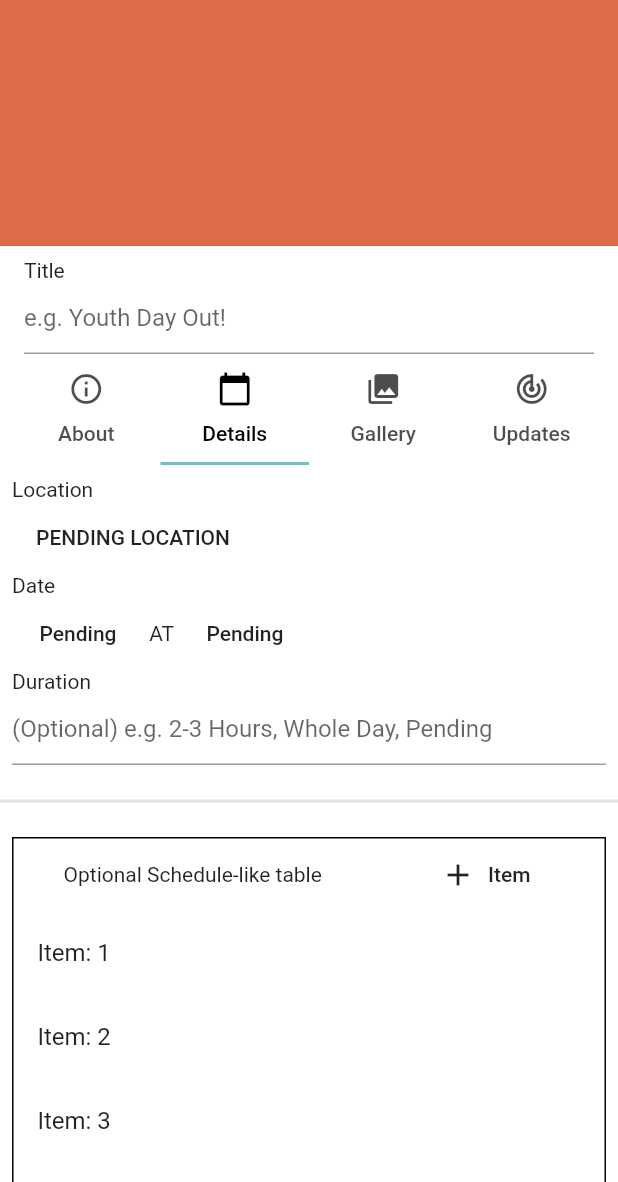
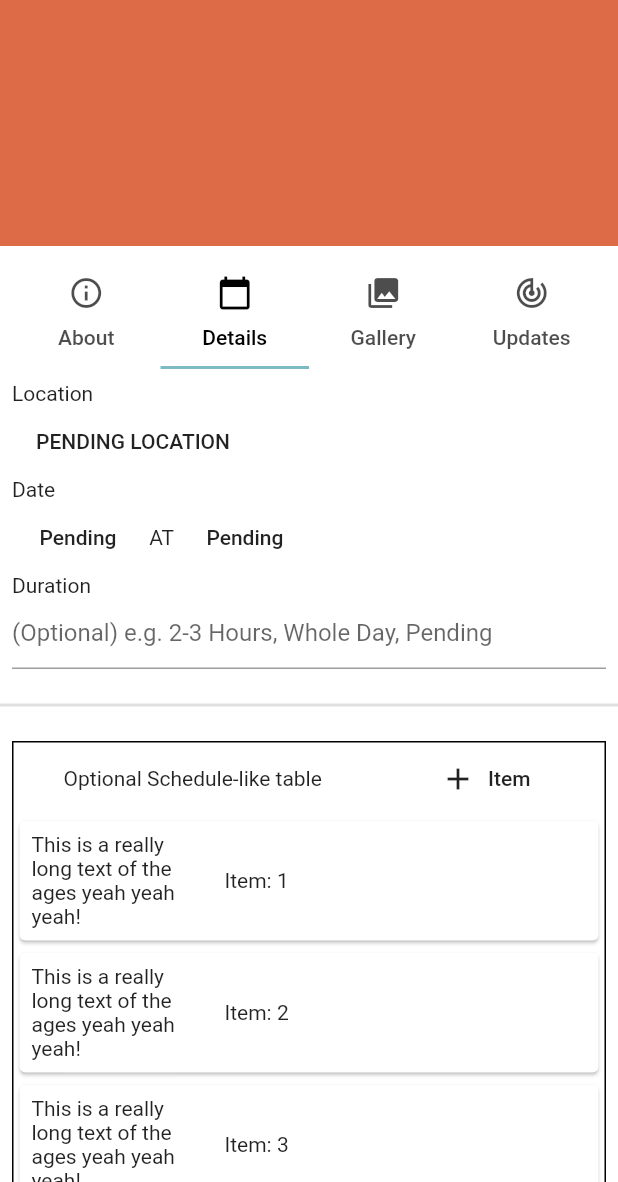
Before and after one commit to DeigoC/CTRIM-App, a Flutter app: the AddEventPage screen opened by its route, tab 2 chosen, on a phone screen of 412 x 824 dp, the part 54-1236 px from its top. Run offline on Flutter 3.47's test engine with Material 2 defaults, Android fonts, the phone set to English and light mode, and no system bars; our stand-ins replace bloc, equatable, file_picker, flutter_bloc; missing offline and left inert: quill_delta, zefyr.

Commit message:
Going to clean up so far

```diff
--- a/lib/App.dart
+++ b/lib/App.dart
@@ -1,5 +1,6 @@
 import 'package:ctrim_app_v1/blocs/EventBloc/event_bloc.dart';
 import 'package:ctrim_app_v1/screens/HomePage.dart';
+import 'package:ctrim_app_v1/screens/events/EventBodyEditor.dart';
 import 'package:ctrim_app_v1/screens/events/ViewEventPage.dart';
 import 'package:ctrim_app_v1/screens/events/AddEventPage.dart';
 import 'package:ctrim_app_v1/screens/gallery/AddFiles.dart';
@@ -23,6 +24,7 @@ import 'blocs/GalleryBloc/gallery_bloc.dart';
 const HomeRoute ='/';
 const ViewEventRoute ='/ViewEventPage';
 const AddEventRoute = '/AddEventPage';
+const EventBodyEditorRoute = '/EventBodyEditorRoute';
 
 const ViewImageVideoRoute = '/ViewImageVideo';
 const EditAlbumRoute = '/EditAlbum';
@@ -141,6 +143,9 @@ class _AppState extends State<App> {
 
         case AddGalleryFilesRoute: screen = AddGalleryFiles();
         break;
+
+        case EventBodyEditorRoute: screen = EventBodyEditor(arguments['eventBloc']);
+        break;
       }
       return MaterialPageRoute(builder: (context) => screen);
     };
--- a/lib/blocs/AppBloc/app_bloc.dart
+++ b/lib/blocs/AppBloc/app_bloc.dart
@@ -1,6 +1,7 @@
 import 'dart:async';
 
 import 'package:bloc/bloc.dart';
+import 'package:ctrim_app_v1/blocs/EventBloc/event_bloc.dart';
 import 'package:equatable/equatable.dart';
 import 'package:flutter/material.dart';
 import 'package:ctrim_app_v1/App.dart';
@@ -44,6 +45,7 @@ class AppBloc extends Bloc<AppEvent, AppState> {
     else if(event is ToSelectLocationForEvent) state.pushNamed(SelectLocationForEventRoute);
     else if(event is ToEditAlbum) state.pushNamed(EditAlbumRoute);
     else if(event is ToAddGalleryFile) state.pushNamed(AddGalleryFilesRoute);
+    else if(event is ToEventBodyEditor) state.pushNamed(EventBodyEditorRoute, arguments: {'eventBloc':event.eventBloc});
   }
 
   Stream<AppState> _mapTabEventToState(TabButtonClicked event) async*{
--- a/lib/blocs/AppBloc/app_event.dart
+++ b/lib/blocs/AppBloc/app_event.dart
@@ -26,6 +26,11 @@ class ToEditLocation extends NavigateToPageEvent{}
 class ToSelectLocationForEvent extends NavigateToPageEvent{}
 class ToEditAlbum extends NavigateToPageEvent{}
 class ToAddGalleryFile extends NavigateToPageEvent{}
+class ToEventBodyEditor extends NavigateToPageEvent{
+  final EventBloc eventBloc;
+  ToEventBodyEditor(this.eventBloc);
+}
+
 
 // * Settings Events
 class SettingsEvent extends AppEvent{}
--- a/lib/blocs/EventBloc/event_bloc.dart
+++ b/lib/blocs/EventBloc/event_bloc.dart
@@ -1,8 +1,10 @@
 import 'dart:async';
+import 'dart:convert';
 import 'package:bloc/bloc.dart';
 import 'package:equatable/equatable.dart';
 import 'package:flutter/material.dart';
-
+import 'package:quill_delta/quill_delta.dart';
+import 'package:zefyr/zefyr.dart';
 part 'event_event.dart';
 part 'event_state.dart';
 
@@ -31,6 +33,16 @@ class EventBloc extends Bloc<EventEvent, EventState> {
   String get eventTitle => _eventTitle;
   String get eventBody => _eventBody;
 
+  String eventBodyContent;
+  NotusDocument getEditorDoc(){
+    if(eventBodyContent == null){
+      List<dynamic> initialWords = [{"insert":"Start Editing\n"}];
+      return NotusDocument.fromJson(initialWords);
+    }
+    var jsonDecoded = jsonDecode(eventBodyContent);
+    return NotusDocument.fromJson(jsonDecoded);
+  }
+
   @override
   EventState get initialState => EventInitial();
 
@@ -52,6 +64,10 @@ class EventBloc extends Bloc<EventEvent, EventState> {
 
     else if(event is ScheduleTabEvent){
       yield* _mapScheduleTabEventsToState(event);
+    }
+
+    else if(event is SaveNewBodyDocumentEvent){
+      yield EventUpdateBodyState();
     }
   }
 
@@ -124,4 +140,6 @@ class EventBloc extends Bloc<EventEvent, EventState> {
       break;
     }
   }
+
+  Delta() {}
 }
--- a/lib/blocs/EventBloc/event_event.dart
+++ b/lib/blocs/EventBloc/event_event.dart
@@ -22,6 +22,8 @@ class DepartmentClickEvent extends EventEvent{
   DepartmentClickEvent(this.department, this.selected);
 }
 
+class SaveNewBodyDocumentEvent extends EventEvent{}
+
 // * Schedule Events
 class ScheduleTabEvent extends EventEvent{}
 class SelectEventDateEvent extends ScheduleTabEvent{}
--- a/lib/blocs/EventBloc/event_state.dart
+++ b/lib/blocs/EventBloc/event_state.dart
@@ -12,6 +12,8 @@ class EventInitial extends EventState {}
 class EventButtonChangeState extends EventState{}
 class EventEnableSaveButton extends EventButtonChangeState{}
 class EventDisableButton extends EventButtonChangeState{}
+
+class EventUpdateBodyState extends EventState{}
 
 // * Department Clicks
 class EventDepartmentClickState extends EventState{}
--- a/lib/screens/events/AddEventPage.dart
+++ b/lib/screens/events/AddEventPage.dart
@@ -2,7 +2,6 @@ import 'package:ctrim_app_v1/blocs/EventBloc/event_bloc.dart';
 import 'package:ctrim_app_v1/widgets/events/galleryTabBody.dart';
 import 'package:ctrim_app_v1/widgets/events/mainTabBody.dart';
 import 'package:ctrim_app_v1/widgets/events/scheduleTabBody.dart';
-import 'package:ctrim_app_v1/widgets/generic/MyTextField.dart';
 import 'package:flutter/material.dart';
 import 'package:flutter_bloc/flutter_bloc.dart';
 
@@ -15,7 +14,6 @@ class AddEventPage extends StatefulWidget {
 class _AddEventPageState extends State<AddEventPage> with SingleTickerProviderStateMixin {
 
   TabController _tabController;
-  TextEditingController  _tecTitle;
   Orientation _orientation;
 
   EventBloc _eventBloc;
@@ -24,14 +22,12 @@ class _AddEventPageState extends State<AddEventPage> with SingleTickerProviderSt
   void initState() {
     super.initState();
     _tabController = TabController(vsync: this, length: 4);
-    _tecTitle = TextEditingController();
     _eventBloc = EventBloc();
   }
 
   @override
   void dispose() {
     _tabController.dispose();
-    _tecTitle.dispose();
     _eventBloc.close();
     super.dispose();
   }
@@ -53,12 +49,6 @@ class _AddEventPageState extends State<AddEventPage> with SingleTickerProviderSt
               padding:  EdgeInsets.all(8.0),
               sliver: SliverList(
                 delegate: SliverChildListDelegate([
-                  MyTextField(
-                    label: 'Title',
-                    hint: 'e.g. Youth Day Out!',
-                    controller: _tecTitle,
-                    onTextChange: (newTitle) => _eventBloc.add(TextChangeEvent(title: newTitle)),
-                  ),
                   TabBar(
                     labelColor: Colors.black,
                     controller: _tabController,
--- a/lib/widgets/events/scheduleTabBody.dart
+++ b/lib/widgets/events/scheduleTabBody.dart
@@ -51,7 +51,6 @@ class _ScheduleTabBodyState extends State<ScheduleTabBody> {
           decoration: BoxDecoration(
             border: Border.all(),
           ),
-          //width: MediaQuery.of(context).size.width * 0.95,
           height: MediaQuery.of(context).size.height * 0.6,
           child: ReorderableListView(
             header: Row(
@@ -73,10 +72,7 @@ class _ScheduleTabBodyState extends State<ScheduleTabBody> {
               });
             },
             children: _numbersTestData.map((item){
-              return ListTile(
-                key: ValueKey(item),
-                title: Text('Item: $item'),
-              );
+              return _createReorderableItem(item);
             }).toList(),
           ),
         ),
@@ -84,4 +80,36 @@ class _ScheduleTabBodyState extends State<ScheduleTabBody> {
       ],
     );
   }
+
+  Widget _createReorderableItem(int item){
+    return Dismissible(
+      onDismissed: (_){
+         setState(() {
+          _numbersTestData.remove(item);
+        });
+      },
+      background: Container(color: Colors.red,),
+      key: ValueKey(item),
+      child: Card(
+        child: Row(
+          children: [
+            Expanded(
+              flex: 1,
+              child: Container(
+                padding: EdgeInsets.all(8),
+                child: Text('This is a really long text of the ages yeah yeah yeah!'),
+              ),
+            ),
+             Expanded(
+              flex: 2,
+              child: Container(
+                padding: EdgeInsets.all(8),
+                child: Text('Item: $item'),
+            ),
+             ),
+          ],
+        ),
+      ),
+    );
+  }
 }
--- a/pubspec.yaml
+++ b/pubspec.yaml
@@ -26,6 +26,8 @@ dependencies:
   flutter_bloc: ^4.0.0
   equatable: ^1.2.0
   file_picker: ^1.9.0+1
+  zefyr: ^0.11.0
+  quill_delta: ^1.0.2
 
   # The following adds the Cupertino Icons font to your application.
   # Use with the CupertinoIcons class for iOS style icons.
```
Also changed, not shown: lib/screens/events/EventBodyEditor.dart (added, +58 -0 lines), lib/widgets/events/mainTabBody.dart (+62 -9 lines), pubspec.lock.
